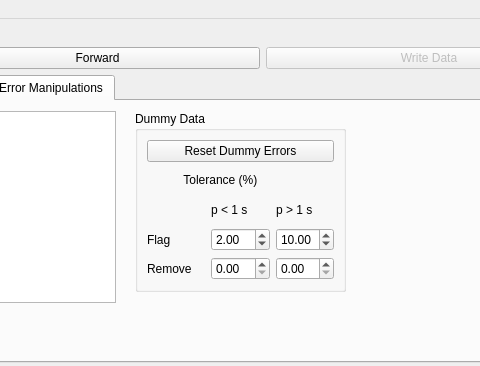
First picture: the form in pyMT/DataGUI/data_plot.ui, repository eroots/pyMT, before the edit; both pictures show x 406 to 886 and y 0 to 366 of the 1338 by 849 pixel window.
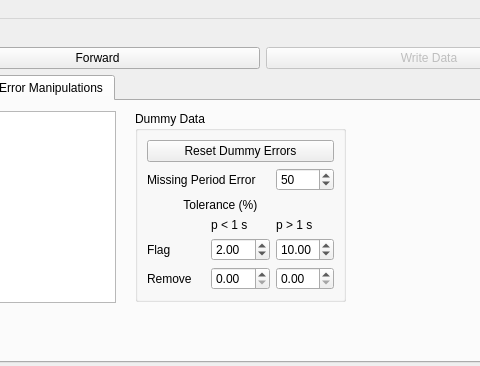
Second picture: the form after the edit. The open tabs and pages were chosen to show the change.

Commit message: Added controls to increase missing periods without flagging for removal

Diff of the .ui file:
```diff
--- a/pyMT/DataGUI/data_plot.ui
+++ b/pyMT/DataGUI/data_plot.ui
@@ -966,7 +966,7 @@
            <x>530</x>
            <y>10</y>
            <width>211</width>
-           <height>181</height>
+           <height>191</height>
           </rect>
          </property>
          <property name="title">
@@ -1044,6 +1044,26 @@
           <item row="5" column="2">
            <widget class="QDoubleSpinBox" name="highPeriodToleranceRemove"/>
           </item>
+          <item row="1" column="2">
+           <widget class="QSpinBox" name="missingPeriodMap">
+            <property name="minimum">
+             <number>1</number>
+            </property>
+            <property name="maximum">
+             <number>9999</number>
+            </property>
+            <property name="value">
+             <number>50</number>
+            </property>
+           </widget>
+          </item>
+          <item row="1" column="0" colspan="2">
+           <widget class="QLabel" name="label_16">
+            <property name="text">
+             <string>Missing Period Error</string>
+            </property>
+           </widget>
+          </item>
          </layout>
         </widget>
        </widget>
```
Left out of the diff: 2 changed lines with no effect on the pictures. The commit also changes 2 other files.
